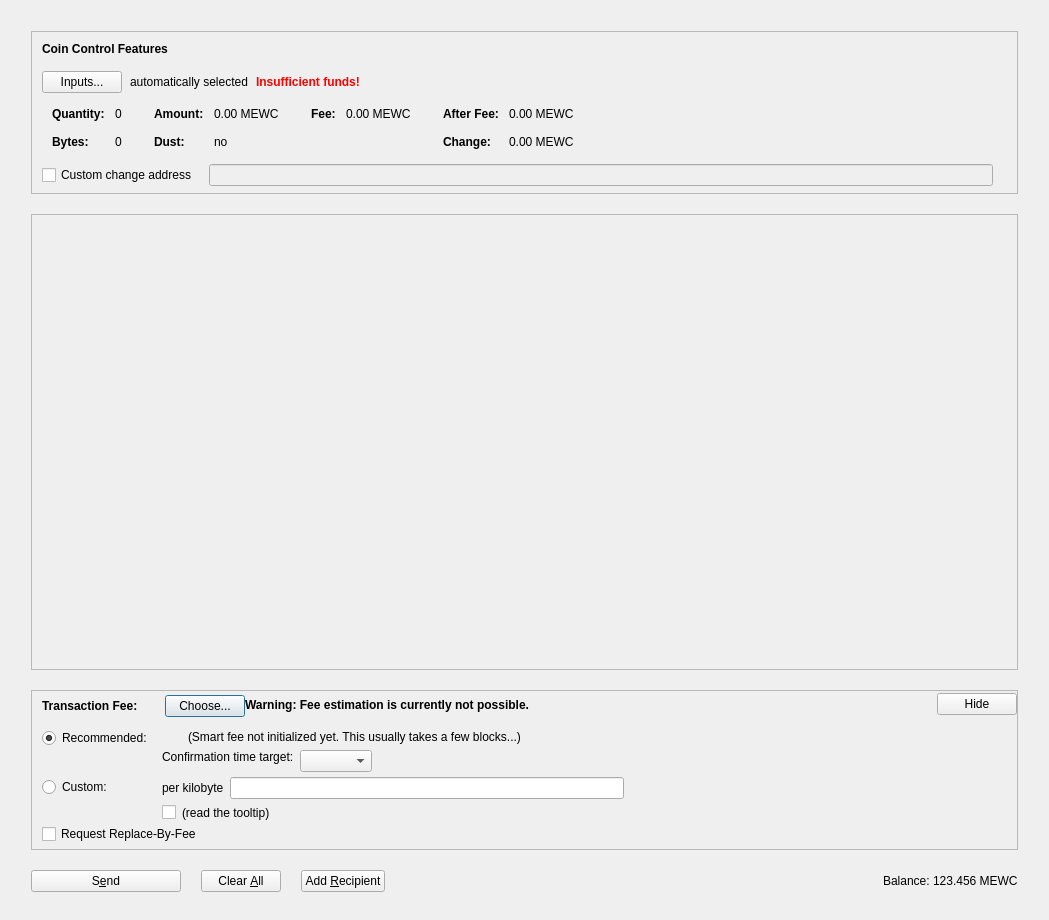
Old version of the form src/qt/forms/sendcoinsdialog.ui in the repository cdonnachie/Slimecoin.
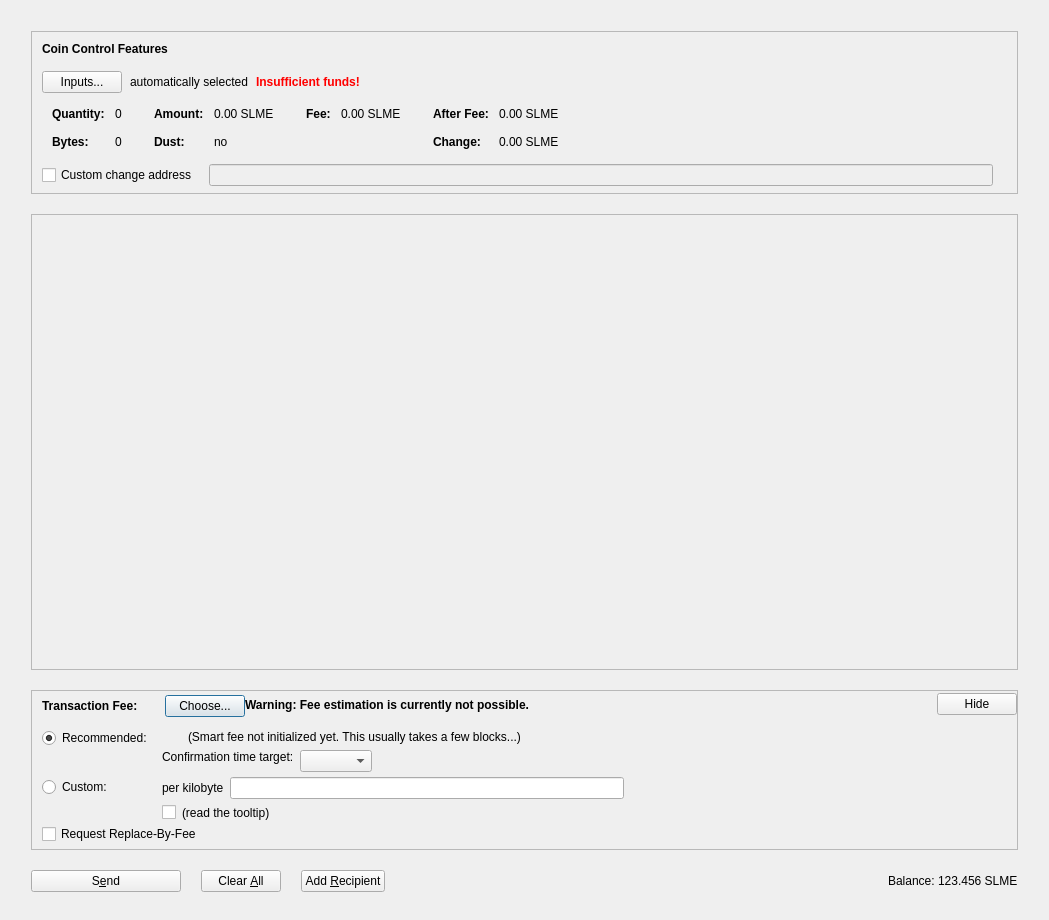
New version of the form. Icons and pictures are not drawn. Custom widgets are drawn as their Qt base class.

What changed in the file:
```diff
--- a/src/qt/forms/sendcoinsdialog.ui
+++ b/src/qt/forms/sendcoinsdialog.ui
@@ -341,7 +341,7 @@
                     <enum>Qt::ActionsContextMenu</enum>
                    </property>
                    <property name="text">
-                    <string notr="true">0.00 MEWC</string>
+                    <string notr="true">0.00 SLME</string>
                    </property>
                    <property name="textInteractionFlags">
                     <set>Qt::LinksAccessibleByMouse|Qt::TextSelectableByKeyboard|Qt::TextSelectableByMouse</set>
@@ -421,7 +421,7 @@
                     <enum>Qt::ActionsContextMenu</enum>
                    </property>
                    <property name="text">
-                    <string notr="true">0.00 MEWC</string>
+                    <string notr="true">0.00 SLME</string>
                    </property>
                    <property name="textInteractionFlags">
                     <set>Qt::LinksAccessibleByMouse|Qt::TextSelectableByKeyboard|Qt::TextSelectableByMouse</set>
@@ -472,7 +472,7 @@
                     <enum>Qt::ActionsContextMenu</enum>
                    </property>
                    <property name="text">
-                    <string notr="true">0.00 MEWC</string>
+                    <string notr="true">0.00 SLME</string>
                    </property>
                    <property name="textInteractionFlags">
                     <set>Qt::LinksAccessibleByMouse|Qt::TextSelectableByKeyboard|Qt::TextSelectableByMouse</set>
@@ -501,7 +501,7 @@
                     <enum>Qt::ActionsContextMenu</enum>
                    </property>
                    <property name="text">
-                    <string notr="true">0.00 MEWC</string>
+                    <string notr="true">0.00 SLME</string>
                    </property>
                    <property name="textInteractionFlags">
                     <set>Qt::LinksAccessibleByMouse|Qt::TextSelectableByKeyboard|Qt::TextSelectableByMouse</set>
@@ -1267,7 +1267,7 @@
             <cursorShape>IBeamCursor</cursorShape>
            </property>
            <property name="text">
-            <string notr="true">123.456 MEWC</string>
+            <string notr="true">123.456 SLME</string>
            </property>
            <property name="textInteractionFlags">
             <set>Qt::LinksAccessibleByMouse|Qt::TextSelectableByKeyboard|Qt::TextSelectableByMouse</set>
```
Left out of the diff: 18 changed lines with no effect on the pictures.
